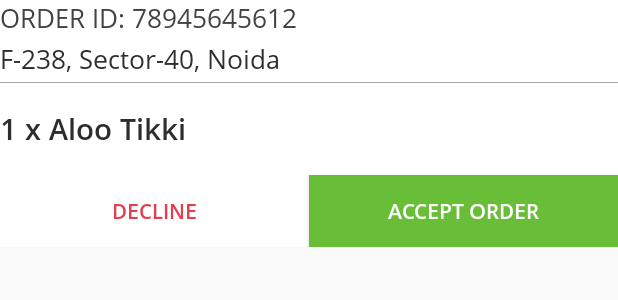
After one commit to AdityaV025/MuncheRestaurantPartner, an Android app: the layout ordered_items_layout.xml on its own in the app's theme, with its tools: preview values and no code run, on a phone screen of 412 x 824 dp. The commit adds this screen. Shown: the top 300 px of the screen. Run offline under Robolectric (Android 15) with nearby library versions, the light colour scheme and no system bars.

Commit message:
start making UI of Orders

```diff
--- a/app/src/main/java/Fragments/OrdersFragment.java
+++ b/app/src/main/java/Fragments/OrdersFragment.java
@@ -10,11 +10,12 @@ import android.view.ViewGroup;
 
 import com.example.muncherestaurantpartner.R;
 import com.facebook.shimmer.ShimmerFrameLayout;
+import com.google.firebase.firestore.FirebaseFirestore;
 
 public class OrdersFragment extends Fragment {
 
-    private ShimmerFrameLayout mShimmerFrameLayout;
     private View view;
+    private FirebaseFirestore db;
 
     public OrdersFragment() {
         // Required empty public constructor
@@ -31,21 +32,13 @@ public class OrdersFragment extends Fragment {
     }
 
     private void init() {
-//        mShimmerFrameLayout = view.findViewById(R.id.shimmer_view_container);
-//        mShimmerFrameLayout.startShimmerAnimation();
+        db = FirebaseFirestore.getInstance();
     }
 
-//    @Override
-//    public void onPause() {
-//        super.onPause();
-//        mShimmerFrameLayout.stopShimmerAnimation();
-//        mShimmerFrameLayout.setVisibility(View.GONE);
-//    }
-//
-//    @Override
-//    public void onDestroy() {
-//        super.onDestroy();
-//        mShimmerFrameLayout.stopShimmerAnimation();
-//        mShimmerFrameLayout.setVisibility(View.GONE);
-//    }
+    private void fetchLiveOrders() {
+
+
+
+    }
+
 }
--- a/app/src/main/res/layout/fragment_orders.xml
+++ b/app/src/main/res/layout/fragment_orders.xml
@@ -1,31 +1,21 @@
-<RelativeLayout xmlns:android="http://schemas.android.com/apk/res/android"
+<androidx.core.widget.NestedScrollView
+    xmlns:android="http://schemas.android.com/apk/res/android"
     xmlns:tools="http://schemas.android.com/tools"
     android:layout_width="match_parent"
     android:layout_height="match_parent"
-    xmlns:shimmer="http://schemas.android.com/apk/res-auto"
     tools:context="Fragments.OrdersFragment"
-    android:padding="17dp">
+    android:background="@color/blue_grey">
 
-<!--    <com.facebook.shimmer.ShimmerFrameLayout-->
-<!--        android:id="@+id/shimmer_view_container"-->
-<!--        android:layout_width="match_parent"-->
-<!--        android:layout_height="wrap_content"-->
-<!--        android:orientation="vertical"-->
-<!--        shimmer:duration="300">-->
+    <RelativeLayout
+        android:layout_width="match_parent"
+        android:layout_height="match_parent"
+        tools:context="Fragments.OrdersFragment">
 
-<!--        <LinearLayout-->
-<!--            android:layout_width="match_parent"-->
-<!--            android:layout_height="wrap_content"-->
-<!--            android:orientation="vertical">-->
-<!--            <include layout="@layout/data_placeholder_layout" />-->
-<!--            <include layout="@layout/data_placeholder_layout" />-->
-<!--            <include layout="@layout/data_placeholder_layout" />-->
-<!--            <include layout="@layout/data_placeholder_layout" />-->
-<!--            <include layout="@layout/data_placeholder_layout" />-->
-<!--            <include layout="@layout/data_placeholder_layout" />-->
-<!--            <include layout="@layout/data_placeholder_layout" />-->
-<!--        </LinearLayout>-->
+        <androidx.recyclerview.widget.RecyclerView
+            android:id="@+id/ordersRecyclerView"
+            android:layout_width="match_parent"
+            android:layout_height="wrap_content"/>
 
-<!--    </com.facebook.shimmer.ShimmerFrameLayout>-->
+    </RelativeLayout>
 
-</RelativeLayout>
+</androidx.core.widget.NestedScrollView>
--- /dev/null
+++ b/app/src/main/res/layout/ordered_items_layout.xml
@@ -0,0 +1,79 @@
+<?xml version="1.0" encoding="utf-8"?>
+<RelativeLayout
+    xmlns:android="http://schemas.android.com/apk/res/android"
+    android:layout_width="match_parent"
+    android:layout_height="wrap_content"
+    android:background="@color/white"
+    android:layout_marginBottom="7dp">
+
+    <TextView
+        android:id="@+id/orderId"
+        android:layout_width="wrap_content"
+        android:layout_height="wrap_content"
+        android:text="ORDER ID: 78945645612"
+        android:fontFamily="@font/open_sans"
+        android:textColor="@color/gray"
+        android:textSize="17sp"/>
+
+    <TextView
+        android:id="@+id/deliveryAddress"
+        android:layout_width="wrap_content"
+        android:layout_height="wrap_content"
+        android:layout_below="@+id/orderId"
+        android:text="F-238, Sector-40, Noida"
+        android:fontFamily="@font/open_sans"
+        android:textColor="@color/colorAccent"
+        android:textSize="17sp"
+        android:layout_marginTop="3dp"/>
+
+    <View
+        android:id="@+id/divider"
+        android:layout_width="match_parent"
+        android:layout_height="0.2dp"
+        android:background="@android:color/darker_gray"
+        android:layout_below="@+id/deliveryAddress"
+        android:layout_marginTop="3dp"/>
+
+    <TextView
+        android:id="@+id/orderedItems"
+        android:layout_width="wrap_content"
+        android:layout_height="wrap_content"
+        android:text="1 x Aloo Tikki"
+        android:layout_below="@+id/divider"
+        android:layout_marginTop="17dp"
+        android:fontFamily="@font/open_sans_semibold"
+        android:textSize="19sp"
+        android:textColor="@color/colorAccent"/>
+
+    <LinearLayout
+        android:id="@+id/actionContainer"
+        android:layout_width="match_parent"
+        android:layout_height="wrap_content"
+        android:orientation="horizontal"
+        android:weightSum="2"
+        android:layout_below="@+id/orderedItems"
+        android:layout_marginTop="17dp">
+
+        <Button
+            android:id="@+id/declineBtn"
+            android:layout_width="0dp"
+            android:layout_height="wrap_content"
+            android:layout_weight="1"
+            android:text="Decline"
+            android:fontFamily="@font/open_sans_semibold"
+            android:background="@null"
+            android:textColor="#e3404f"/>
+
+        <Button
+            android:id="@+id/acceptBtn"
+            android:layout_width="0dp"
+            android:layout_height="wrap_content"
+            android:layout_weight="1"
+            android:text="Accept Order"
+            android:fontFamily="@font/open_sans_semibold"
+            android:background="#69BE37"
+            android:textColor="@color/white"/>
+
+    </LinearLayout>
+
+</RelativeLayout>
```
